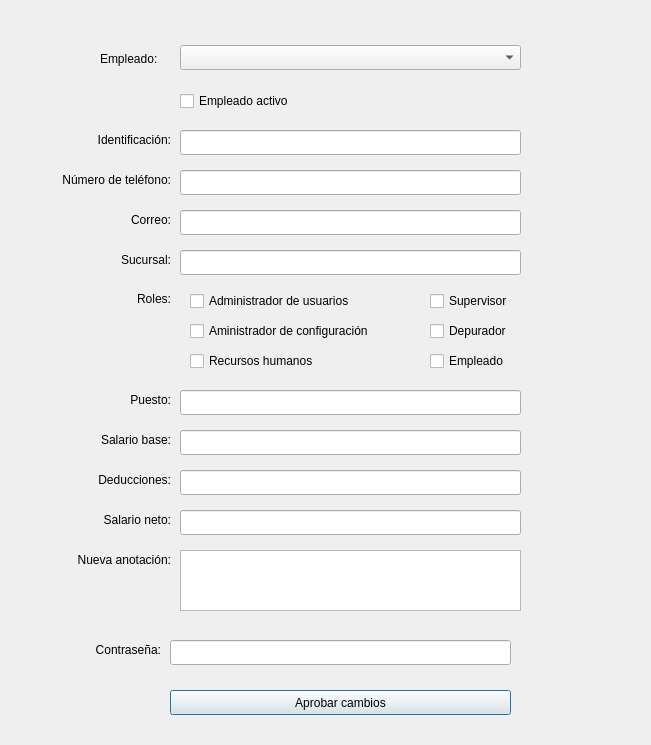
Above: Interfaz/modify_user.ui from Los-Pollitos/PI-Redes-Sistemas-Operativos before the change. Below: the same form after it.
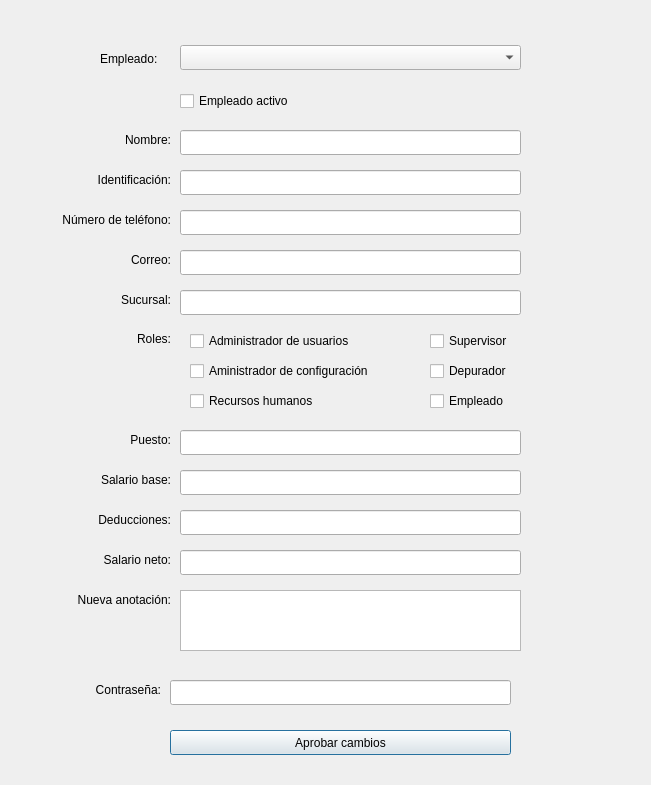
That is the form after the change.

Commit message: cambios viejos en modify user antes se habían perdido(grupal)

Patch:
```diff
--- a/Interfaz/modify_user.ui
+++ b/Interfaz/modify_user.ui
@@ -7,7 +7,7 @@
     <x>0</x>
     <y>0</y>
     <width>651</width>
-    <height>745</height>
+    <height>785</height>
    </rect>
   </property>
   <property name="windowTitle">
@@ -40,7 +40,7 @@
    <property name="geometry">
     <rect>
      <x>100</x>
-     <y>290</y>
+     <y>330</y>
      <width>71</width>
      <height>17</height>
     </rect>
@@ -56,7 +56,7 @@
    <property name="geometry">
     <rect>
      <x>40</x>
-     <y>130</y>
+     <y>170</y>
      <width>131</width>
      <height>20</height>
     </rect>
@@ -72,7 +72,7 @@
    <property name="geometry">
     <rect>
      <x>170</x>
-     <y>690</y>
+     <y>730</y>
      <width>341</width>
      <height>25</height>
     </rect>
@@ -85,7 +85,7 @@
    <property name="geometry">
     <rect>
      <x>180</x>
-     <y>130</y>
+     <y>170</y>
      <width>341</width>
      <height>25</height>
     </rect>
@@ -95,7 +95,7 @@
    <property name="geometry">
     <rect>
      <x>190</x>
-     <y>290</y>
+     <y>330</y>
      <width>221</width>
      <height>22</height>
     </rect>
@@ -108,7 +108,7 @@
    <property name="geometry">
     <rect>
      <x>190</x>
-     <y>320</y>
+     <y>360</y>
      <width>231</width>
      <height>22</height>
     </rect>
@@ -121,7 +121,7 @@
    <property name="geometry">
     <rect>
      <x>190</x>
-     <y>350</y>
+     <y>390</y>
      <width>221</width>
      <height>22</height>
     </rect>
@@ -134,7 +134,7 @@
    <property name="geometry">
     <rect>
      <x>430</x>
-     <y>290</y>
+     <y>330</y>
      <width>101</width>
      <height>22</height>
     </rect>
@@ -147,7 +147,7 @@
    <property name="geometry">
     <rect>
      <x>430</x>
-     <y>320</y>
+     <y>360</y>
      <width>101</width>
      <height>22</height>
     </rect>
@@ -160,7 +160,7 @@
    <property name="geometry">
     <rect>
      <x>430</x>
-     <y>350</y>
+     <y>390</y>
      <width>101</width>
      <height>22</height>
     </rect>
@@ -186,7 +186,7 @@
    <property name="geometry">
     <rect>
      <x>40</x>
-     <y>250</y>
+     <y>290</y>
      <width>131</width>
      <height>20</height>
     </rect>
@@ -202,7 +202,7 @@
    <property name="geometry">
     <rect>
      <x>180</x>
-     <y>250</y>
+     <y>290</y>
      <width>341</width>
      <height>25</height>
     </rect>
@@ -212,7 +212,7 @@
    <property name="geometry">
     <rect>
      <x>10</x>
-     <y>170</y>
+     <y>210</y>
      <width>161</width>
      <height>20</height>
     </rect>
@@ -228,7 +228,7 @@
    <property name="geometry">
     <rect>
      <x>180</x>
-     <y>170</y>
+     <y>210</y>
      <width>341</width>
      <height>25</height>
     </rect>
@@ -241,7 +241,7 @@
    <property name="geometry">
     <rect>
      <x>10</x>
-     <y>210</y>
+     <y>250</y>
      <width>161</width>
      <height>20</height>
     </rect>
@@ -257,7 +257,7 @@
    <property name="geometry">
     <rect>
      <x>180</x>
-     <y>210</y>
+     <y>250</y>
      <width>341</width>
      <height>25</height>
     </rect>
@@ -270,7 +270,7 @@
    <property name="geometry">
     <rect>
      <x>40</x>
-     <y>390</y>
+     <y>430</y>
      <width>131</width>
      <height>20</height>
     </rect>
@@ -286,7 +286,7 @@
    <property name="geometry">
     <rect>
      <x>180</x>
-     <y>390</y>
+     <y>430</y>
      <width>341</width>
      <height>25</height>
     </rect>
@@ -296,7 +296,7 @@
    <property name="geometry">
     <rect>
      <x>40</x>
-     <y>430</y>
+     <y>470</y>
      <width>131</width>
      <height>20</height>
     </rect>
@@ -312,7 +312,7 @@
    <property name="geometry">
     <rect>
      <x>180</x>
-     <y>430</y>
+     <y>470</y>
      <width>341</width>
      <height>25</height>
     </rect>
@@ -322,7 +322,7 @@
    <property name="geometry">
     <rect>
      <x>40</x>
-     <y>470</y>
+     <y>510</y>
      <width>131</width>
      <height>20</height>
     </rect>
@@ -338,7 +338,7 @@
    <property name="geometry">
     <rect>
      <x>180</x>
-     <y>470</y>
+     <y>510</y>
      <width>341</width>
      <height>25</height>
     </rect>
@@ -348,7 +348,7 @@
    <property name="geometry">
     <rect>
      <x>40</x>
-     <y>510</y>
+     <y>550</y>
      <width>131</width>
      <height>20</height>
     </rect>
@@ -364,7 +364,7 @@
    <property name="geometry">
     <rect>
      <x>180</x>
-     <y>510</y>
+     <y>550</y>
      <width>341</width>
      <height>25</height>
     </rect>
@@ -374,7 +374,7 @@
    <property name="geometry">
     <rect>
      <x>30</x>
-     <y>640</y>
+     <y>680</y>
      <width>131</width>
      <height>20</height>
     </rect>
@@ -390,7 +390,7 @@
    <property name="geometry">
     <rect>
      <x>170</x>
-     <y>640</y>
+     <y>680</y>
      <width>341</width>
      <height>25</height>
     </rect>
@@ -400,7 +400,7 @@
    <property name="geometry">
     <rect>
      <x>40</x>
-     <y>550</y>
+     <y>590</y>
      <width>131</width>
      <height>20</height>
     </rect>
@@ -416,12 +416,38 @@
    <property name="geometry">
     <rect>
      <x>180</x>
-     <y>550</y>
+     <y>590</y>
      <width>341</width>
      <height>61</height>
     </rect>
    </property>
   </widget>
+  <widget class="QLabel" name="label_8">
+   <property name="geometry">
+    <rect>
+     <x>40</x>
+     <y>130</y>
+     <width>131</width>
+     <height>20</height>
+    </rect>
+   </property>
+   <property name="text">
+    <string>Nombre:</string>
+   </property>
+   <property name="alignment">
+    <set>Qt::AlignRight|Qt::AlignTrailing|Qt::AlignVCenter</set>
+   </property>
+  </widget>
+  <widget class="QLineEdit" name="name">
+   <property name="geometry">
+    <rect>
+     <x>180</x>
+     <y>130</y>
+     <width>341</width>
+     <height>25</height>
+    </rect>
+   </property>
+  </widget>
  </widget>
  <resources/>
  <connections/>
```
The commit also changes 7 other files.
